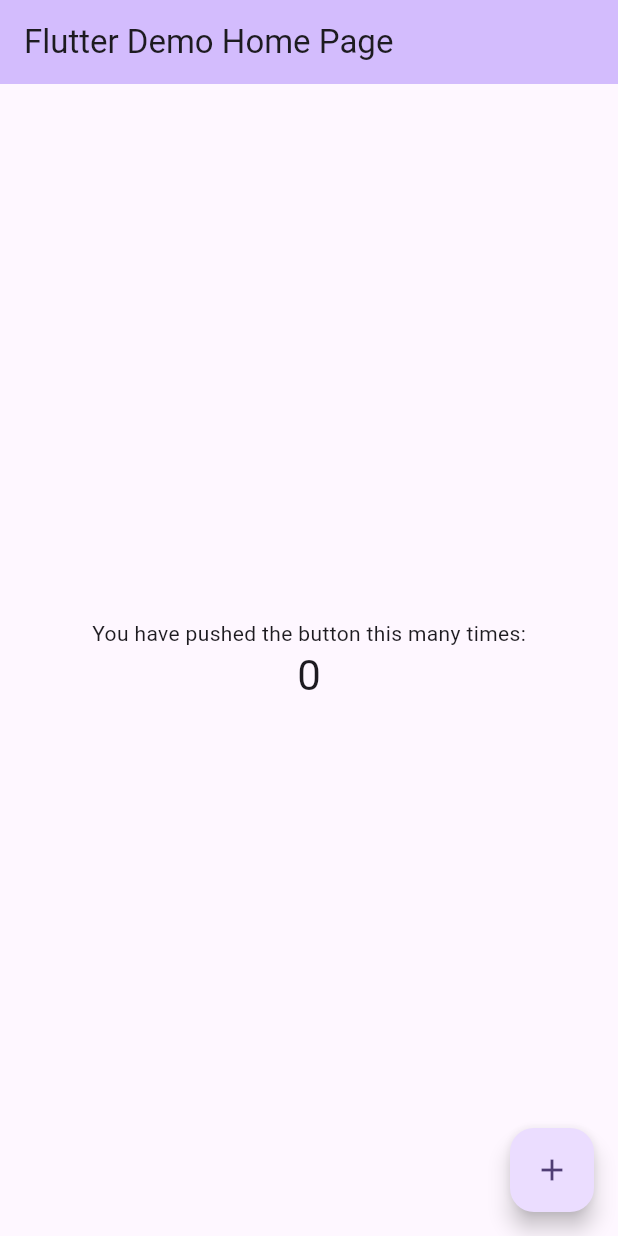
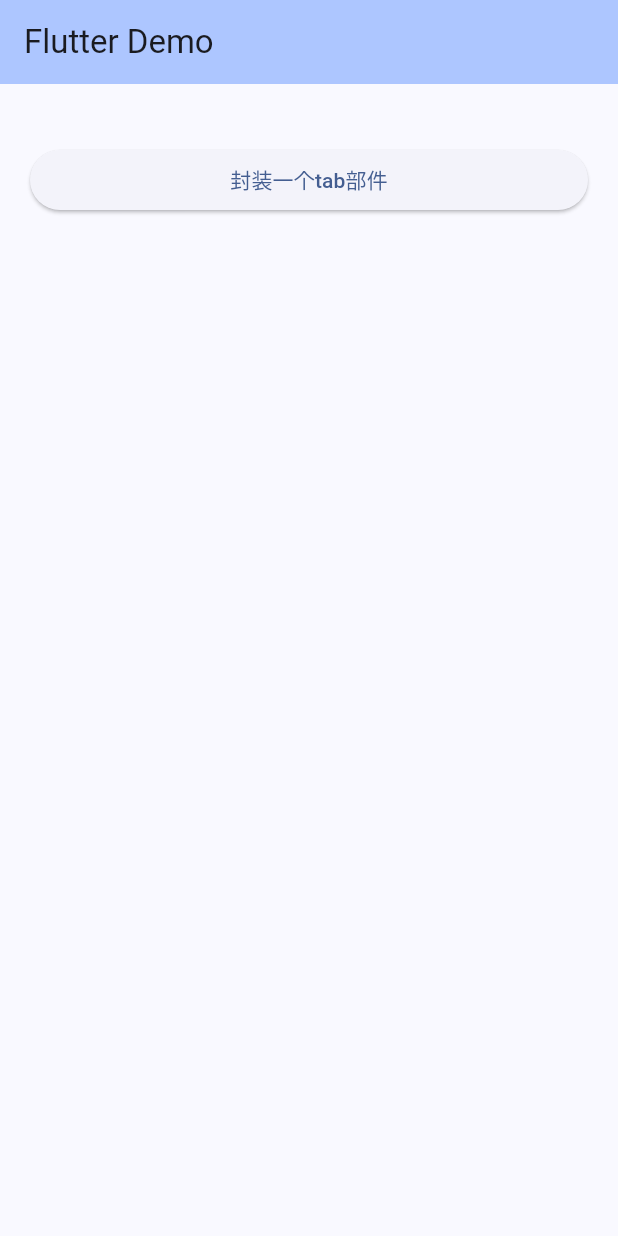
Before and after one commit to yhtqw/FrontEndDemo, a Flutter app: the screen it shows after launch, on a phone screen of 412 x 824 dp. Run offline on Flutter 3.47's test engine with Material 3 defaults, Android fonts, the phone set to English and light mode, and no system bars; our stand-ins replace go_router.

Commit message:
feat: 新增tab部件封装Demo

```diff
--- /dev/null
+++ b/flutter_demo/lib/configs/base_router_config.dart
@@ -0,0 +1,21 @@
+import 'package:flutter/material.dart';
+import 'package:go_router/go_router.dart';
+
+import '../pages/customize_tab/customize_tab_page.dart';
+import '../pages/home/home_page.dart';
+
+class BaseRouterConfig {
+  static GoRouter router = GoRouter(
+    initialLocation: HomePage.routePath,
+    routes: [
+      GoRoute(
+        path: HomePage.routePath,
+        builder: (BuildContext context, GoRouterState state) => HomePage(),
+      ),
+      GoRoute(
+        path: CustomizeTabPage.routePath,
+        builder: (BuildContext context, GoRouterState state) => CustomizeTabPage(),
+      ),
+    ],
+  );
+}
--- a/flutter_demo/lib/main.dart
+++ b/flutter_demo/lib/main.dart
@@ -1,4 +1,6 @@
 import 'package:flutter/material.dart';
+
+import 'configs/base_router_config.dart';
 
 void main() {
   runApp(const MyApp());
@@ -7,116 +9,13 @@ void main() {
 class MyApp extends StatelessWidget {
   const MyApp({super.key});
 
-  // This widget is the root of your application.
   @override
   Widget build(BuildContext context) {
-    return MaterialApp(
-      title: 'Flutter Demo',
+    return MaterialApp.router(
       theme: ThemeData(
-        // This is the theme of your application.
-        //
-        // TRY THIS: Try running your application with "flutter run". You'll see
-        // the application has a purple toolbar. Then, without quitting the app,
-        // try changing the seedColor in the colorScheme below to Colors.green
-        // and then invoke "hot reload" (save your changes or press the "hot
-        // reload" button in a Flutter-supported IDE, or press "r" if you used
-        // the command line to start the app).
-        //
-        // Notice that the counter didn't reset back to zero; the application
-        // state is not lost during the reload. To reset the state, use hot
-        // restart instead.
-        //
-        // This works for code too, not just values: Most code changes can be
-        // tested with just a hot reload.
-        colorScheme: ColorScheme.fromSeed(seedColor: Colors.deepPurple),
+        colorScheme: ColorScheme.fromSeed(seedColor: Colors.blueAccent),
       ),
-      home: const MyHomePage(title: 'Flutter Demo Home Page'),
+      routerConfig: BaseRouterConfig.router,
     );
   }
 }
-
-class MyHomePage extends StatefulWidget {
-  const MyHomePage({super.key, required this.title});
-
-  // This widget is the home page of your application. It is stateful, meaning
-  // that it has a State object (defined below) that contains fields that affect
-  // how it looks.
-
-  // This class is the configuration for the state. It holds the values (in this
-  // case the title) provided by the parent (in this case the App widget) and
-  // used by the build method of the State. Fields in a Widget subclass are
-  // always marked "final".
-
-  final String title;
-
-  @override
-  State<MyHomePage> createState() => _MyHomePageState();
-}
-
-class _MyHomePageState extends State<MyHomePage> {
-  int _counter = 0;
-
-  void _incrementCounter() {
-    setState(() {
-      // This call to setState tells the Flutter framework that something has
-      // changed in this State, which causes it to rerun the build method below
-      // so that the display can reflect the updated values. If we changed
-      // _counter without calling setState(), then the build method would not be
-      // called again, and so nothing would appear to happen.
-      _counter++;
-    });
-  }
-
-  @override
-  Widget build(BuildContext context) {
-    // This method is rerun every time setState is called, for instance as done
-    // by the _incrementCounter method above.
-    //
-    // The Flutter framework has been optimized to make rerunning build methods
-    // fast, so that you can just rebuild anything that needs updating rather
-    // than having to individually change instances of widgets.
-    return Scaffold(
-      appBar: AppBar(
-        // TRY THIS: Try changing the color here to a specific color (to
-        // Colors.amber, perhaps?) and trigger a hot reload to see the AppBar
-        // change color while the other colors stay the same.
-        backgroundColor: Theme.of(context).colorScheme.inversePrimary,
-        // Here we take the value from the MyHomePage object that was created by
-        // the App.build method, and use it to set our appbar title.
-        title: Text(widget.title),
-      ),
-      body: Center(
-        // Center is a layout widget. It takes a single child and positions it
-        // in the middle of the parent.
-        child: Column(
-          // Column is also a layout widget. It takes a list of children and
-          // arranges them vertically. By default, it sizes itself to fit its
-          // children horizontally, and tries to be as tall as its parent.
-          //
-          // Column has various properties to control how it sizes itself and
-          // how it positions its children. Here we use mainAxisAlignment to
-          // center the children vertically; the main axis here is the vertical
-          // axis because Columns are vertical (the cross axis would be
-          // horizontal).
-          //
-          // TRY THIS: Invoke "debug painting" (choose the "Toggle Debug Paint"
-          // action in the IDE, or press "p" in the console), to see the
-          // wireframe for each widget.
-          mainAxisAlignment: MainAxisAlignment.center,
-          children: <Widget>[
-            const Text('You have pushed the button this many times:'),
-            Text(
-              '$_counter',
-              style: Theme.of(context).textTheme.headlineMedium,
-            ),
-          ],
-        ),
-      ),
-      floatingActionButton: FloatingActionButton(
-        onPressed: _incrementCounter,
-        tooltip: 'Increment',
-        child: const Icon(Icons.add),
-      ), // This trailing comma makes auto-formatting nicer for build methods.
-    );
-  }
-}
--- /dev/null
+++ b/flutter_demo/lib/pages/home/home_page.dart
@@ -0,0 +1,36 @@
+import 'package:flutter/material.dart';
+import 'package:go_router/go_router.dart';
+
+import '../customize_tab/customize_tab_page.dart';
+
+class HomePage extends StatefulWidget {
+  const HomePage({super.key});
+
+  static final String routePath = '/home';
+
+  @override
+  State<HomePage> createState() => _HomePageState();
+}
+
+class _HomePageState extends State<HomePage> {
+  @override
+  Widget build(BuildContext context) {
+    return Scaffold(
+      appBar: AppBar(
+        backgroundColor: Theme.of(context).colorScheme.inversePrimary,
+        title: Text('Flutter Demo'),
+      ),
+      body: ListView(
+        padding: EdgeInsets.symmetric(horizontal: 20, vertical: 40),
+        children: [
+          ElevatedButton(
+            onPressed: () {
+              context.push(CustomizeTabPage.routePath);
+            },
+            child: Text('封装一个tab部件'),
+          ),
+        ],
+      ),
+    );
+  }
+}
```
Also changed, not shown: flutter_demo/lib/pages/customize_tab/customize_tab_page.dart (added, +123 -0 lines), flutter_demo/lib/pages/customize_tab/widgets/customize_tab.dart (added, +212 -0 lines), flutter_demo/lib/pages/customize_tab/widgets/customize_tab_indicator.dart (added, +73 -0 lines), flutter_demo/pubspec.yaml (+5 -68 lines), flutter_demo/pubspec.lock.
